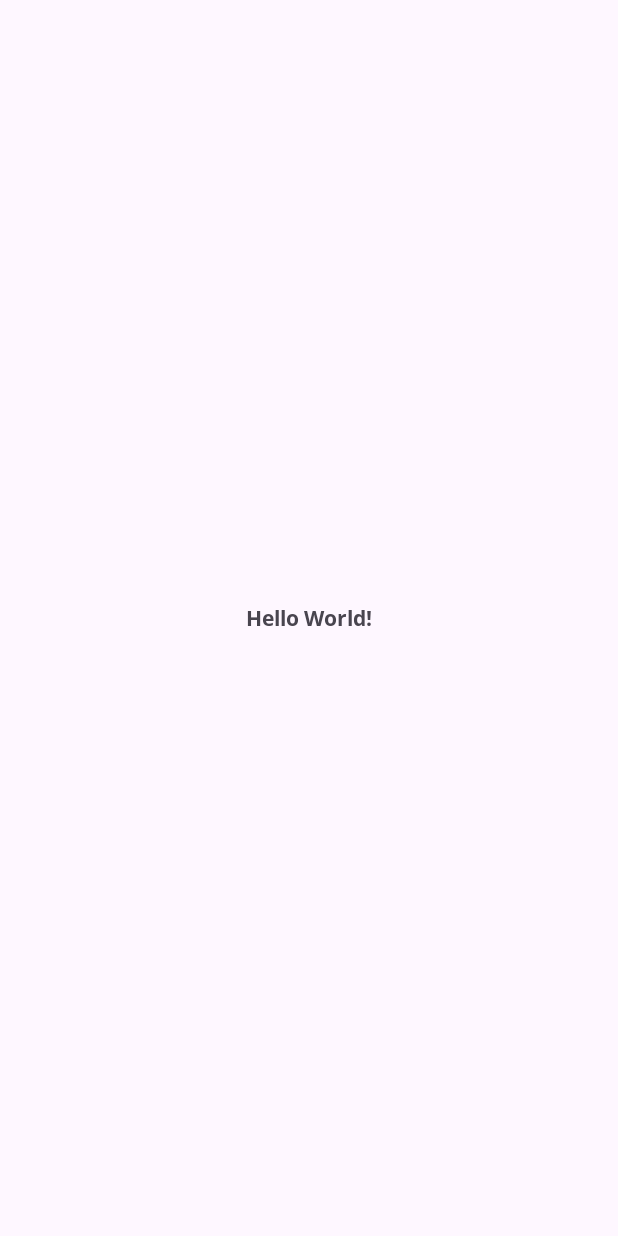
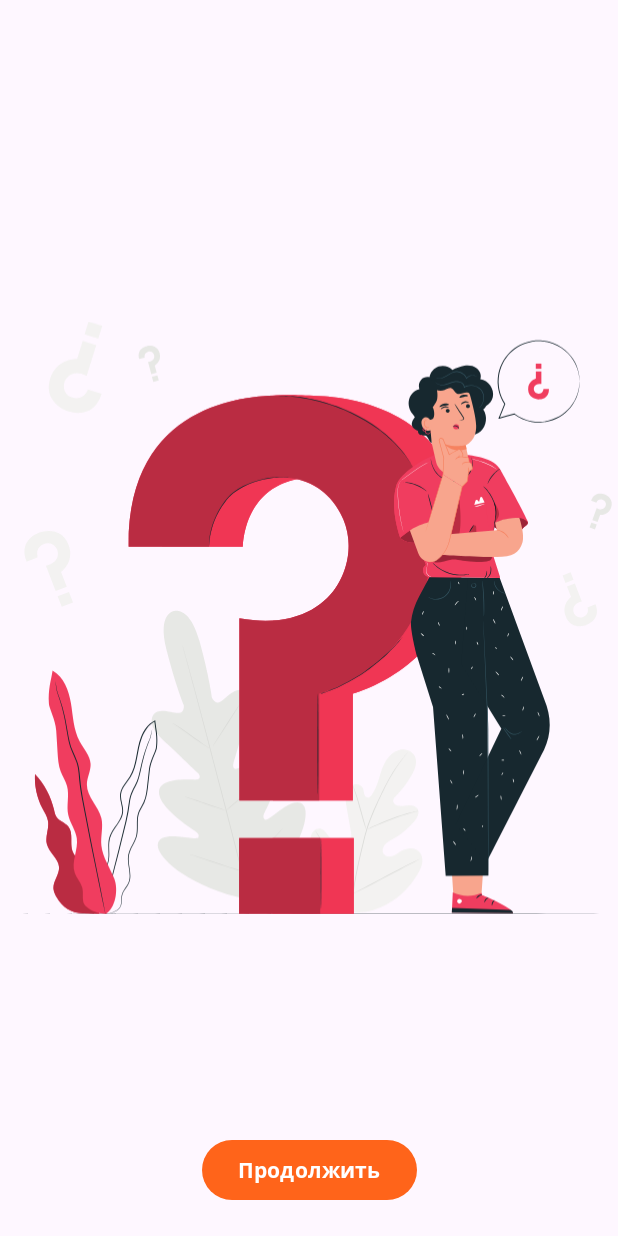
Before and after one commit to iamseryy/android_dev_1_2022, an Android app: the screen it shows after launch (MainActivity), on a phone screen of 412 x 824 dp. Before the commit the screen is almost empty. Run offline under Robolectric (Android 15) with nearby library versions, the phone set to English and light mode, and no system bars.

Commit message:
task5 ready 90

```diff
--- a/m5_quiz_resources/app/src/main/AndroidManifest.xml
+++ b/m5_quiz_resources/app/src/main/AndroidManifest.xml
@@ -1,6 +1,8 @@
 <?xml version="1.0" encoding="utf-8"?>
 <manifest xmlns:android="http://schemas.android.com/apk/res/android"
     xmlns:tools="http://schemas.android.com/tools">
+
+    <uses-permission android:name="android.permission.INTERNET" />
 
     <application
         android:allowBackup="true"
@@ -22,5 +24,4 @@
             </intent-filter>
         </activity>
     </application>
-
 </manifest>
--- a/m5_quiz_resources/app/src/main/res/layout/activity_main.xml
+++ b/m5_quiz_resources/app/src/main/res/layout/activity_main.xml
@@ -6,13 +6,19 @@
     android:layout_height="match_parent"
     tools:context=".MainActivity">
 
-    <TextView
+    <ImageView
+        android:layout_width="match_parent"
+        android:layout_height="match_parent"
+        android:src="@drawable/welcome_picture"
+        android:contentDescription="@string/welcome_image" />
+
+    <com.google.android.material.button.MaterialButton
+        android:id="@+id/button_continue"
         android:layout_width="wrap_content"
         android:layout_height="wrap_content"
-        android:text="Hello World!"
+        android:layout_margin="@dimen/margin"
+        android:text="@string/continue_button"
         app:layout_constraintBottom_toBottomOf="parent"
-        app:layout_constraintEnd_toEndOf="parent"
         app:layout_constraintStart_toStartOf="parent"
-        app:layout_constraintTop_toTopOf="parent" />
-
+        app:layout_constraintEnd_toEndOf="parent"/>
 </androidx.constraintlayout.widget.ConstraintLayout>
--- a/m5_quiz_resources/app/src/main/res/values-night/themes.xml
+++ b/m5_quiz_resources/app/src/main/res/values-night/themes.xml
@@ -1,7 +1,12 @@
 <resources xmlns:tools="http://schemas.android.com/tools">
     <!-- Base application theme. -->
     <style name="Base.Theme.M5_quiz_resources" parent="Theme.Material3.DayNight.NoActionBar">
-        <!-- Customize your dark theme here. -->
-        <!-- <item name="colorPrimary">@color/my_dark_primary</item> -->
+        <item name="colorPrimary">@color/orange_500</item>
+        <item name="colorPrimaryVariant">@color/red_500</item>
+        <item name="colorOnPrimary">@color/black</item>
+
+        <item name="colorSecondary">@color/yellow_500</item>
+        <item name="colorSecondaryVariant">@color/yellow_600</item>
+        <item name="colorOnSecondary">@color/white</item>
     </style>
 </resources>
--- /dev/null
+++ b/m5_quiz_resources/app/src/main/res/values/dimens.xml
@@ -0,0 +1,4 @@
+<?xml version="1.0" encoding="utf-8"?>
+<resources>
+    <dimen name="margin">20dp</dimen>
+</resources>
--- a/m5_quiz_resources/app/src/main/res/values/strings.xml
+++ b/m5_quiz_resources/app/src/main/res/values/strings.xml
@@ -1,4 +1,5 @@
 <resources>
     <string name="app_name">QUIZ Please</string>
     <string name="continue_button">Продолжить</string>
+    <string name="welcome_image">Welcome image</string>
 </resources>
```
Also changed, not shown: 2 other files.
